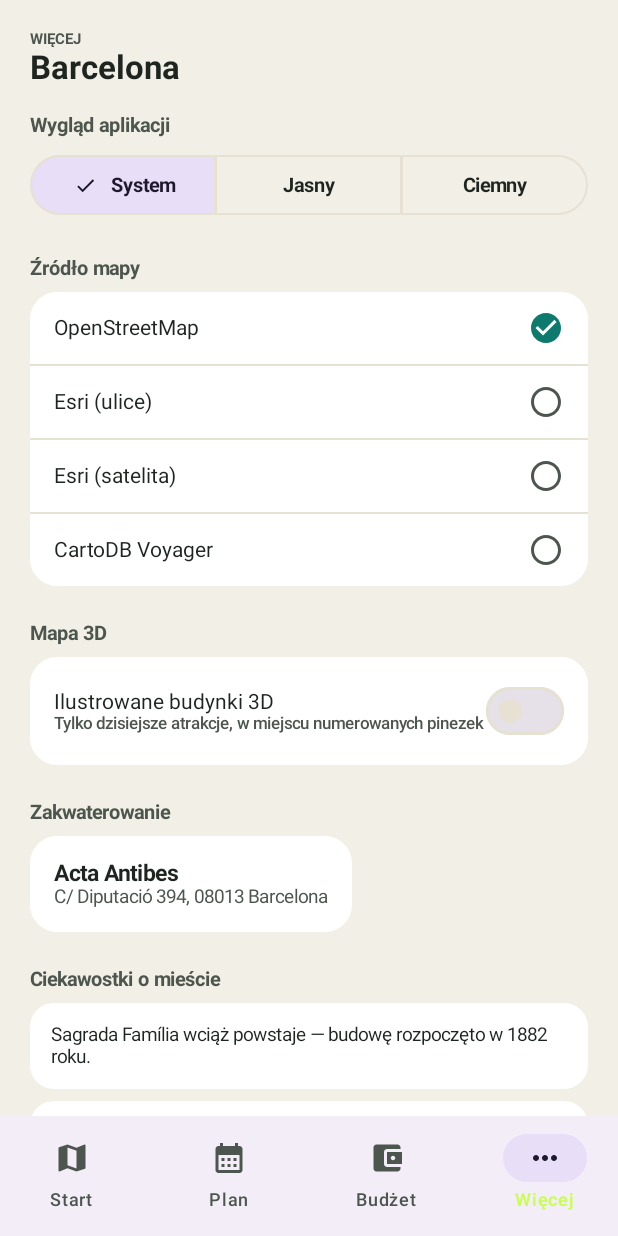
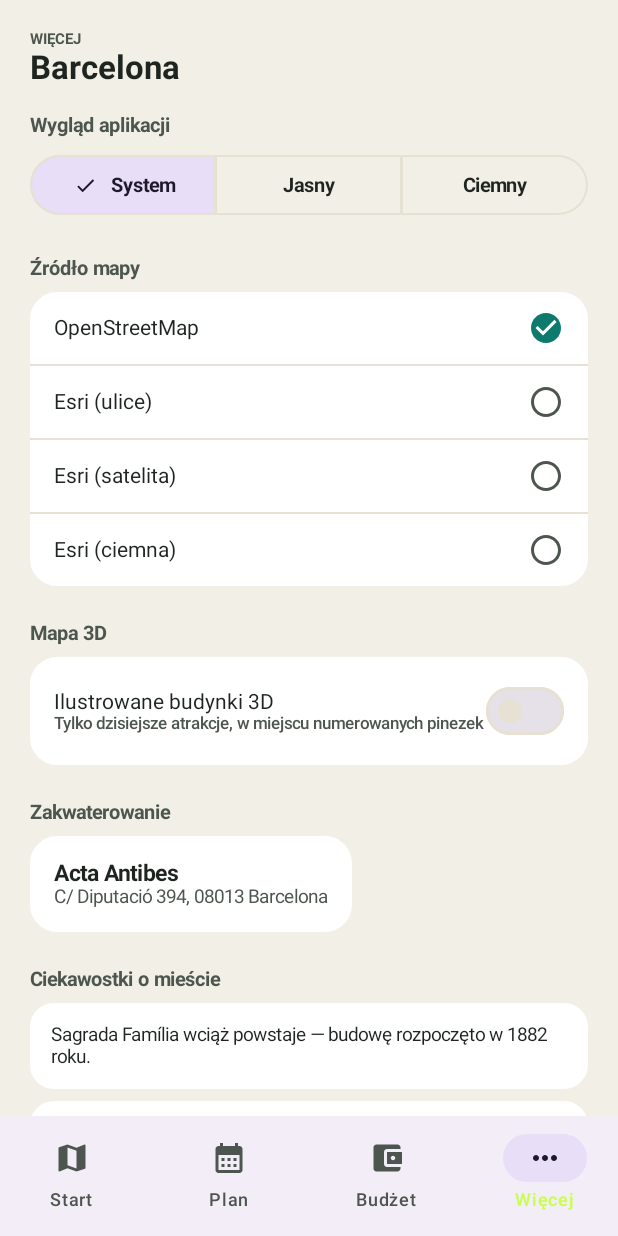
Before and after one commit to ShadowUSM/hotelmetrics-pro, an Android app built with Jetpack Compose: the screen it shows after launch (MainActivity), item 4 of the bottom bar chosen, on a phone screen of 412 x 824 dp. Run offline under Robolectric (Android 15) with nearby library versions, the phone set to English and light mode, and no system bars; libraries missing offline, so code that uses them is left out: org.osmdroid.config, org.osmdroid.tileprovider, org.osmdroid.util, org.osmdroid.views; 6 statements that could not run were skipped.

Commit message:
Replace CartoDB Voyager with Esri Dark Gray Canvas (free, no API key)
CartoDB's free basemap tiles (Voyager, Dark Matter) now require an API key
— the "free, no account" tile source we'd shipped was quietly returning an
"API KEY REQUIRED" placeholder image instead of a real map. Verified via
curl. Replaced it with Esri's World_Dark_Gray_Base, which is still free and
keyless (same server.arcgisonline.com we already use for street/satellite)
and gives a genuine dark-themed map — answers the "is there a dark map"
question with a real, working option instead of the broken one.

```diff
--- a/travio-android/app/src/main/kotlin/com/travio/app/ui/components/MapTileSource.kt
+++ b/travio-android/app/src/main/kotlin/com/travio/app/ui/components/MapTileSource.kt
@@ -9,7 +9,7 @@ enum class MapTileSource(val label: String) {
     OSM_STANDARD("OpenStreetMap"),
     ESRI_STREET("Esri (ulice)"),
     ESRI_SATELLITE("Esri (satelita)"),
-    CARTO_VOYAGER("CartoDB Voyager");
+    ESRI_DARK_GRAY("Esri (ciemna)");
 
     companion object {
         fun fromKey(key: String?): MapTileSource = entries.find { it.name == key } ?: OSM_STANDARD
@@ -45,8 +45,12 @@ fun tileSourceFor(option: MapTileSource): ITileSource = when (option) {
         "https://server.arcgisonline.com/ArcGIS/rest/services/World_Imagery/MapServer/tile/",
         ".jpg"
     )
-    MapTileSource.CARTO_VOYAGER -> XYTileSource(
-        "CartoVoyager", 0, 19, 256, ".png",
-        arrayOf("https://basemaps.cartocdn.com/rastertiles/voyager/")
+    // CartoDB (Voyager/Dark Matter) zaczął wymagać klucza API — darmowe kafelki zwracają
+    // teraz placeholder "API KEY REQUIRED" zamiast mapy. Esri Dark Gray Canvas to prawdziwy,
+    // ciemny motyw mapy, nadal bez klucza i konta.
+    MapTileSource.ESRI_DARK_GRAY -> EsriTileSource(
+        "EsriDarkGray",
+        "https://server.arcgisonline.com/ArcGIS/rest/services/Canvas/World_Dark_Gray_Base/MapServer/tile/",
+        ".png"
     )
 }
```
